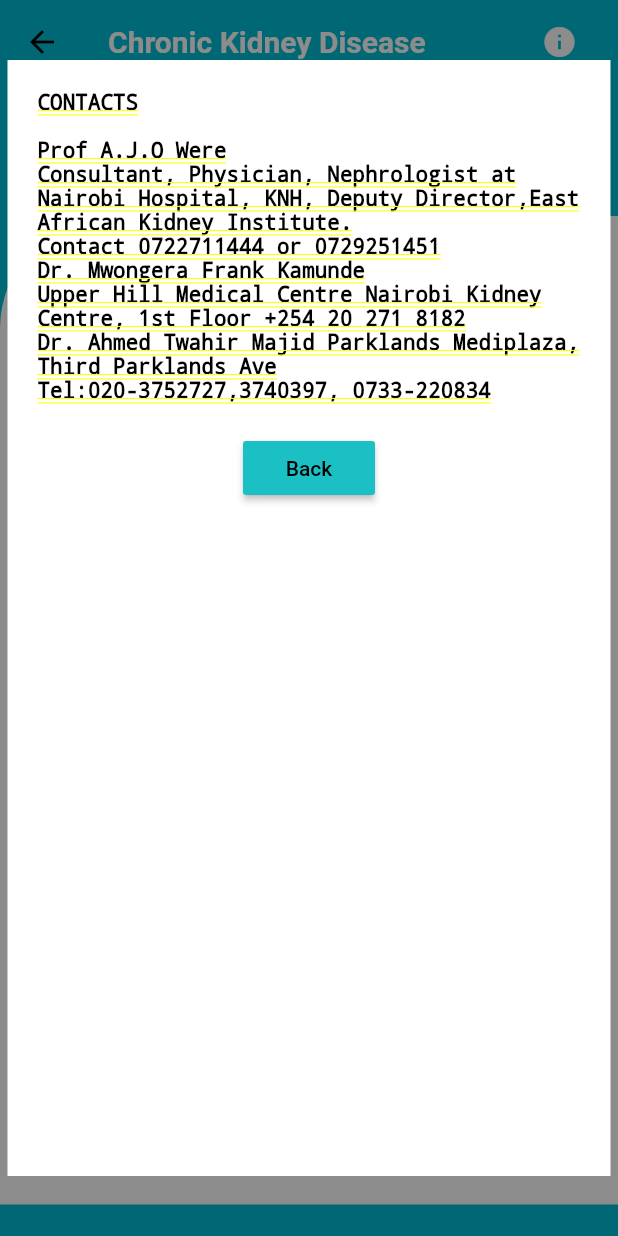
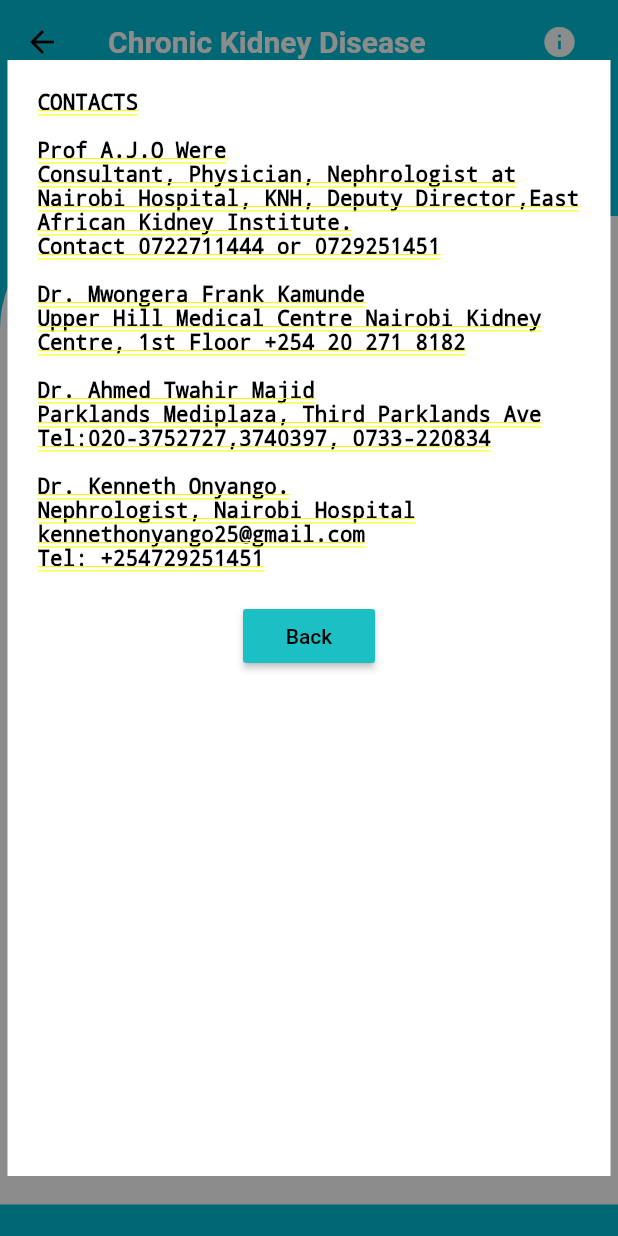
Before and after one commit to Abdi-Adan/RenalCare, a Flutter app: the HomePage screen opened directly, after a tap on the "info" icon, on a phone screen of 412 x 824 dp. Run offline on Flutter 3.47's test engine with Material 2 defaults, Android fonts, the phone set to English and light mode, and no system bars; our stand-ins replace curved_navigation_bar.

Commit message:
Release Build -V : ^1.0.2

```diff
--- a/lib/Screens/Homepage.dart
+++ b/lib/Screens/Homepage.dart
@@ -51,7 +51,7 @@ class _HomePageState extends State<HomePage> {
                           crossAxisAlignment: CrossAxisAlignment.center,
                           children: [
                             Text(
-                              "CONTACTS\n\nProf A.J.O Were\nConsultant, Physician, Nephrologist at Nairobi Hospital, KNH, Deputy Director,East African Kidney Institute.\nContact 0722711444 or 0729251451\nDr. Mwongera Frank Kamunde\nUpper Hill Medical Centre Nairobi Kidney Centre, 1st Floor +254 20 271 8182\nDr. Ahmed Twahir Majid Parklands Mediplaza, Third Parklands Ave Tel:020-3752727,3740397, 0733-220834",
+                              "CONTACTS\n\nProf A.J.O Were\nConsultant, Physician, Nephrologist at Nairobi Hospital, KNH, Deputy Director,East African Kidney Institute.\nContact 0722711444 or 0729251451\n\nDr. Mwongera Frank Kamunde\nUpper Hill Medical Centre Nairobi Kidney Centre, 1st Floor +254 20 271 8182\n\nDr. Ahmed Twahir Majid\nParklands Mediplaza, Third Parklands Ave\nTel:020-3752727,3740397, 0733-220834\n\nDr. Kenneth Onyango.\nNephrologist, Nairobi Hospital\nkennethonyango25@gmail.com\nTel: +254729251451",
                               style: TextStyle(
                                 fontSize: 14,
                                 color: Colors.black,
@@ -134,6 +134,36 @@ class _HomePageState extends State<HomePage> {
                                   ),
                                 ),
                               ),
+                              kidneyTile("Dialysis",
+                                  "Dialysis substitutes the natural work of the kidneys, so it is also known as renal replacement therapy (RRT)"),
+                              ListTile(
+                                title: Text(
+                                  "Types of Dialysis: ",
+                                  style: TextStyle(fontWeight: FontWeight.bold),
+                                ),
+                              ),
+                              kidneyTile("Peritoneal dialysis",
+                                  "Peritoneal dialysis uses the natural filtering ability of the peritoneum, the internal lining of the abdomen, to filter waste products from the blood."),
+                              kidneyTile("Hemodialysis",
+                                  "The blood circulates outside the body. It goes through a machine with special filters. The blood then comes out of the patient through a flexible tube known as a catheter. The tube is inserted into the vein."),
+                              kidneyTile("Vascular Access",
+                                  "Vascular access allows removal and return of blood through extracorporeal circuit during hemodialysis for patients with end-stage renal disease"),
+                              ListTile(
+                                title: Text(
+                                  "Types of Dialysis: ",
+                                  style: TextStyle(fontWeight: FontWeight.bold),
+                                ),
+                              ),
+                              kidneyTile("Arteriovenous Fistula",
+                                  "This is the process where a vein is connected to in order to give access for hemodialysis"),
+                              kidneyTile("Vascular Catheter",
+                                  "Device that allows access to central veins or right atrium at high volume and flow rates"),
+                              kidneyTile("Causes of CKD",
+                                  "-Diabetes\n-High blood pressure\n-Heart Disease"),
+                              kidneyTile("Symptoms",
+                                  "-Itching\n-Blood in urine\n-Swollen feet/Ankles\n-Insomnia"),
+                              kidneyTile("Prevention",
+                                  "-Reduce sodium intake\n-Exercise\nLimit Alcohol intake.\nAvoid smoking and substance abuse\nRegular check-ups"),
                               ListTile(
                                 title: Text(
                                   "Symptomps Include: ",
```
Also changed, not shown: 1 other file.
